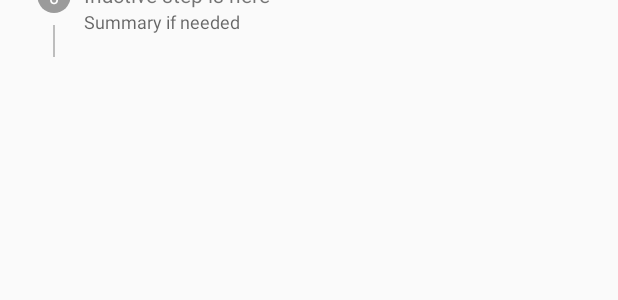
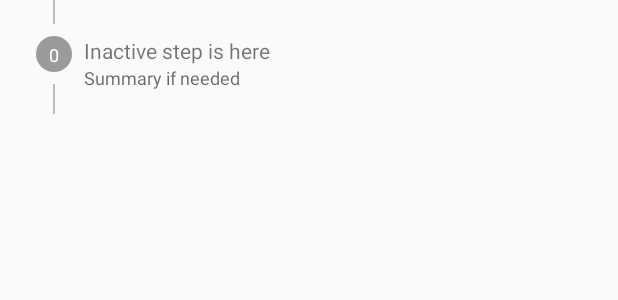
Before and after one commit to codingworkshopru/Gymm, an Android app: the layout activity_actual_training_stepper_item.xml on its own in the app's theme, with its tools: preview values and no code run, on a phone screen of 412 x 824 dp. Shown: the top 300 px of the screen. Run offline under Robolectric (Android 15) with nearby library versions, the phone set to English and light mode, and no system bars.

Commit message:
fragment with inputs in stepper fixed; up button confirmation fix

```diff
--- a/app/src/main/java/ru/codingworkshop/gymm/ActualTrainingAdapter.java
+++ b/app/src/main/java/ru/codingworkshop/gymm/ActualTrainingAdapter.java
@@ -22,7 +22,7 @@ import ru.codingworkshop.gymm.data.model.ProgramTraining;
 public class ActualTrainingAdapter extends BaseAdapter {
 
     public interface OnActiveStepChangeListener {
-        void onActiveStepChange(View view);
+        void onActiveStepChange(View oldItemView, View newItemView);
     }
 
     private OnActiveStepChangeListener activeStepChangeListener;
@@ -87,9 +87,9 @@ public class ActualTrainingAdapter extends BaseAdapter {
         if (activeViewHolder != null)
             activeViewHolder.setActive(false);
 
+        vh.setActive(true);
+        activeStepChangeListener.onActiveStepChange(activeViewHolder != null ? activeViewHolder.itemView : null, vh.itemView);
         activeViewHolder = vh;
-        vh.setActive(true);
-        activeStepChangeListener.onActiveStepChange(vh.itemView);
     }
 
     public ViewHolder findViewHolder(View view) {
--- a/app/src/main/java/ru/codingworkshop/gymm/program/activity/exercise/ProgramExerciseActivity.java
+++ b/app/src/main/java/ru/codingworkshop/gymm/program/activity/exercise/ProgramExerciseActivity.java
@@ -113,11 +113,12 @@ public class ProgramExerciseActivity extends AppCompatActivity
             AlertDialogFragment.OnDialogButtonClickListener listener = new AlertDialogFragment.OnDialogButtonClickListener() {
                 @Override
                 public void onButtonClick(boolean positive) {
-                    finishActivity(positive);
+                    if (positive)
+                        finishActivity(false);
                 }
             };
 
-            ProgramUtils.showAlert(this, listener, 0, R.string.save_changes_question, R.string.save_button_text, R.string.no_button_text);
+            ProgramUtils.showAlert(this, listener, 0, R.string.save_changes_question, R.string.ok_button_text, R.string.cancel_button_text);
         } else {
             super.onBackPressed();
         }
--- a/app/src/main/java/ru/codingworkshop/gymm/program/activity/exercise/SetInputDialog.java
+++ b/app/src/main/java/ru/codingworkshop/gymm/program/activity/exercise/SetInputDialog.java
@@ -88,7 +88,7 @@ public final class SetInputDialog extends DialogFragment
                 .setTitle(mModel.isPhantom() ? R.string.program_exercise_activity_dialog_title : R.string.program_exercise_activity_dialog_title_edit)
                 .setCancelable(true)
                 .setView(customView)
-                .setPositiveButton(R.string.program_exercise_activity_dialog_positive_button_text, this)
+                .setPositiveButton(R.string.ok_button_text, this)
                 .setNegativeButton(R.string.cancel_button_text, null);
 
         return builder.create();
--- a/app/src/main/java/ru/codingworkshop/gymm/program/activity/training/ProgramTrainingActivity.java
+++ b/app/src/main/java/ru/codingworkshop/gymm/program/activity/training/ProgramTrainingActivity.java
@@ -151,10 +151,11 @@ public class ProgramTrainingActivity extends AppCompatActivity
             AlertDialogFragment.OnDialogButtonClickListener listener = new AlertDialogFragment.OnDialogButtonClickListener() {
                 @Override
                 public void onButtonClick(boolean positive) {
-                    finishActivity(positive);
+                    if (positive)
+                        finishActivity(false);
                 }
             };
-            ProgramUtils.showAlert(this, listener, 0, R.string.save_changes_question, R.string.save_button_text, R.string.no_button_text);
+            ProgramUtils.showAlert(this, listener, 0, R.string.save_changes_question, R.string.ok_button_text, R.string.cancel_button_text);
         } else {
             super.onBackPressed();
         }
--- a/app/src/main/java/ru/codingworkshop/gymm/program/activity/training/TrainingAsyncLoader.java
+++ b/app/src/main/java/ru/codingworkshop/gymm/program/activity/training/TrainingAsyncLoader.java
@@ -57,6 +57,7 @@ public class TrainingAsyncLoader extends AsyncTaskLoader<ProgramTraining> {
             return model;
         }
 
+        dbHelper.close();
         return null;
     }
 }
--- a/app/src/main/res/layout/activity_actual_training_stepper_item.xml
+++ b/app/src/main/res/layout/activity_actual_training_stepper_item.xml
@@ -5,9 +5,7 @@
     xmlns:tools="http://schemas.android.com/tools"
     android:layout_width="match_parent"
     android:layout_height="wrap_content"
-    android:orientation="vertical"
-    tools:layout_editor_absoluteY="25dp"
-    tools:layout_editor_absoluteX="0dp">
+    android:orientation="vertical">
 
     <ImageView
         android:id="@+id/imageView4"
@@ -40,20 +38,18 @@
         app:layout_constraintTop_toTopOf="@+id/imageView2"
         app:layout_constraintRight_toRightOf="@+id/imageView2"
         app:layout_constraintLeft_toLeftOf="@+id/imageView2"
-        app:layout_constraintBottom_toBottomOf="@+id/imageView2"
-        app:layout_constraintVertical_bias="0.39999998" />
+        app:layout_constraintBottom_toBottomOf="@+id/imageView2"/>
 
     <ImageView
         android:id="@+id/imageView3"
         android:layout_width="1dp"
         android:layout_height="0dp"
-        app:srcCompat="@color/color_material_grey_400"
         android:layout_marginTop="8dp"
+        app:layout_constraintBottom_toBottomOf="parent"
+        app:layout_constraintLeft_toRightOf="@+id/imageView2"
+        app:layout_constraintRight_toLeftOf="@+id/imageView2"
         app:layout_constraintTop_toBottomOf="@+id/imageView2"
-        app:layout_constraintBottom_toBottomOf="parent"
-        app:layout_constraintRight_toLeftOf="@+id/imageView2"
-        app:layout_constraintVertical_bias="0.0"
-        app:layout_constraintLeft_toRightOf="@+id/imageView2" />
+        app:srcCompat="@color/color_material_grey_400" />
 
     <LinearLayout
         android:id="@+id/linearLayout"
@@ -68,8 +64,7 @@
         app:layout_constraintLeft_toRightOf="@+id/imageView2"
         app:layout_constraintRight_toRightOf="parent"
         app:layout_constraintTop_toTopOf="parent"
-        android:layout_marginBottom="16dp"
-        app:layout_constraintBottom_toTopOf="@+id/frameLayout">
+        android:paddingBottom="16dp">
 
         <TextView
             android:id="@+id/textView3"
@@ -79,8 +74,6 @@
             android:ellipsize="end"
             android:maxLines="1"
             android:textAppearance="@style/TextAppearance.AppCompat.Small"
-            tools:layout_editor_absoluteX="59dp"
-            tools:layout_editor_absoluteY="45dp"
             tools:text="Inactive step is here" />
 
         <TextView
@@ -91,20 +84,9 @@
             android:ellipsize="end"
             android:textAppearance="@style/TextAppearance.AppCompat.Caption"
             android:visibility="gone"
-            tools:layout_editor_absoluteX="44dp"
-            tools:layout_editor_absoluteY="40dp"
             tools:text="Summary if needed"
             tools:visibility="visible" />
 
     </LinearLayout>
 
-    <FrameLayout
-        android:id="@+id/frameLayout"
-        android:layout_width="0dp"
-        android:layout_height="wrap_content"
-        app:layout_constraintLeft_toLeftOf="@+id/linearLayout"
-        app:layout_constraintRight_toRightOf="@+id/linearLayout">
-
-    </FrameLayout>
-
 </android.support.constraint.ConstraintLayout>
--- a/app/src/main/res/layout/fragment_blank.xml
+++ b/app/src/main/res/layout/fragment_blank.xml
@@ -52,7 +52,7 @@
         android:layout_width="0dp"
         android:layout_height="wrap_content"
         android:layout_marginTop="8dp"
-        android:hint="Повторы"
+        android:hint="@string/program_exercise_activity_reps_label"
         app:layout_constraintLeft_toLeftOf="@+id/guideline"
         app:layout_constraintRight_toRightOf="parent"
         app:layout_constraintTop_toTopOf="parent">
```
Also changed, not shown: app/src/main/java/ru/codingworkshop/gymm/ActualTrainingActivity.java (+37 -2 lines), app/src/main/res/values/strings.xml (+6 -6 lines).
